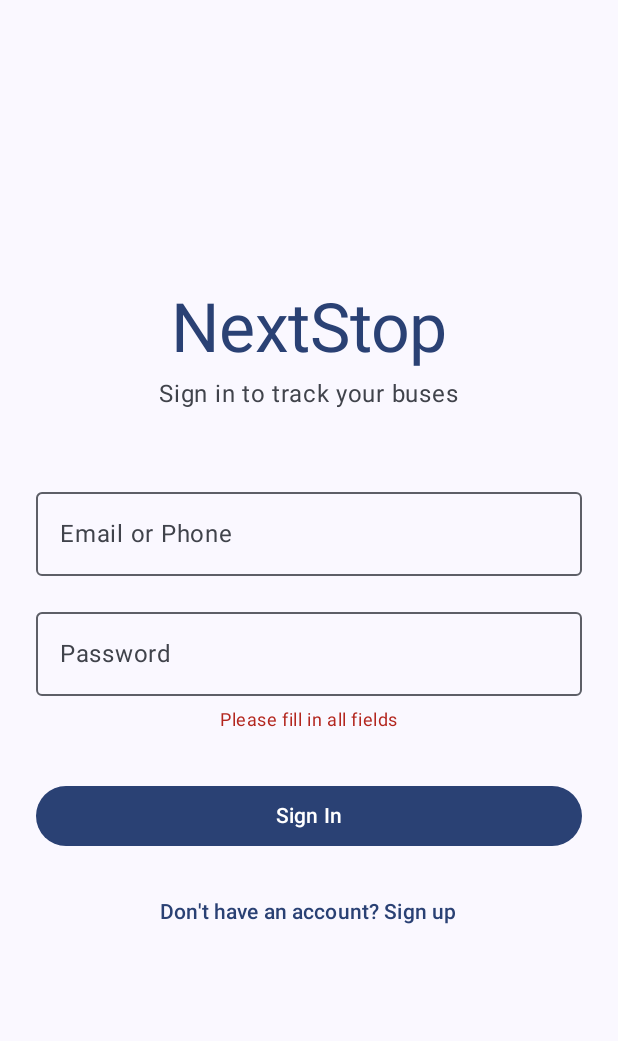
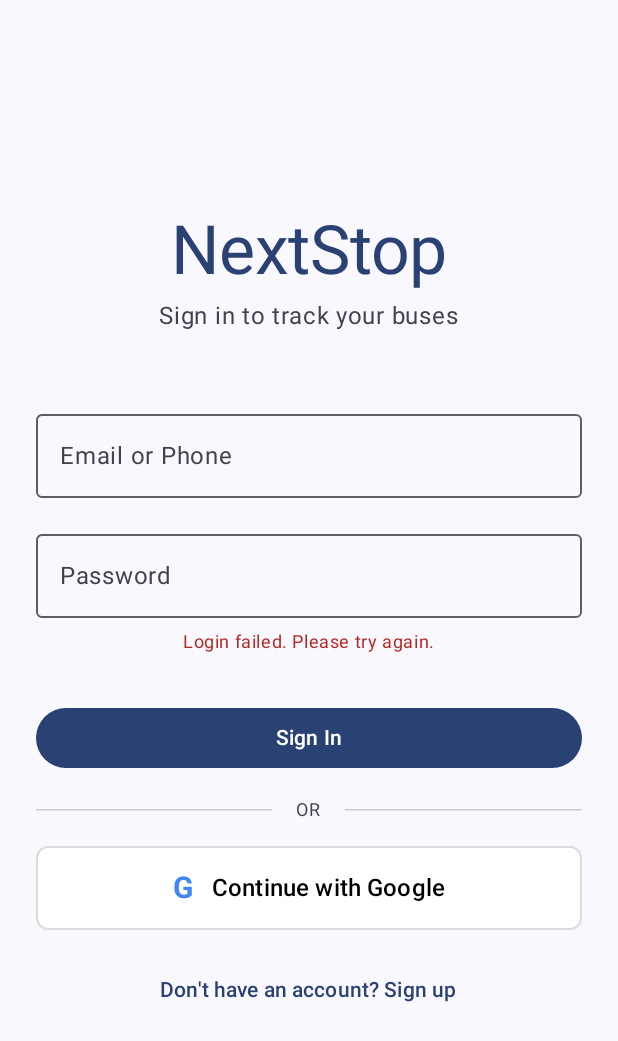
Before and after one commit to Suvadipmandal/userpanelnew, an Android app built with Jetpack Compose: the screen it shows after launch (MainActivity), after a tap on "Sign In", on a phone screen of 412 x 824 dp. Shown: the top 1041 px of the screen. Run offline under Robolectric (Android 15) with nearby library versions, the phone set to English and light mode, and no system bars; our stand-ins replace Firebase (no records; nobody signed in at launch, a user with empty details on screens opened directly); libraries missing offline, so code that uses them is left out: com.mapbox.maps.

Commit message:
feat: Add Google Sign-In authentication integration
- Add Google Play Services Auth dependency (v20.7.0)
- Create GoogleSignInService for handling Google authentication flow
- Extend FirebaseAuthService with Google Sign-In method
- Add GoogleSignInButton UI component with Google branding
- Update LoginScreen with Google Sign-In option and proper flow
- Integrate Google Sign-In with MainViewModel authentication state
- Update google-services.json with OAuth client configuration
- Add comprehensive error handling and logging
- Include setup and debug documentation

Features:
- One-tap Google Sign-In authentication
- Seamless Firebase Auth integration
- Modern UI with Google branding
- Proper error handling and loading states
- Comprehensive logging for debugging

```diff
--- a/app/build.gradle.kts
+++ b/app/build.gradle.kts
@@ -95,8 +95,9 @@ dependencies {
     implementation(libs.androidx.credentials)
     implementation(libs.androidx.credentials.play.services.auth)
     implementation(libs.googleid)
+    implementation(libs.google.signin)
     implementation(libs.firebase.database)
-    implementation(libs.firebase.firestore)
+    implementation(libs.google.firebase.database)
 
     // Testing
     testImplementation(libs.junit)
--- a/app/src/main/java/com/example/userpanelnew/ui/auth/LoginScreen.kt
+++ b/app/src/main/java/com/example/userpanelnew/ui/auth/LoginScreen.kt
@@ -1,15 +1,19 @@
 package com.example.userpanelnew.ui.auth
 
+import androidx.activity.compose.rememberLauncherForActivityResult
+import androidx.activity.result.contract.ActivityResultContracts
 import androidx.compose.foundation.layout.*
 import androidx.compose.foundation.text.KeyboardOptions
 import androidx.compose.material3.*
 import androidx.compose.runtime.*
 import androidx.compose.ui.Alignment
 import androidx.compose.ui.Modifier
+import androidx.compose.ui.platform.LocalContext
 import androidx.compose.ui.text.input.ImeAction
 import androidx.compose.ui.text.input.KeyboardType
 import androidx.compose.ui.text.input.PasswordVisualTransformation
 import androidx.compose.ui.unit.dp
+import com.example.userpanelnew.ui.components.GoogleSignInButton
 import com.example.userpanelnew.viewmodels.MainViewModel
 
 @OptIn(ExperimentalMaterial3Api::class)
@@ -22,7 +26,26 @@ fun LoginScreen(
     var email by remember { mutableStateOf("") }
     var password by remember { mutableStateOf("") }
     var isLoading by remember { mutableStateOf(false) }
+    var isGoogleLoading by remember { mutableStateOf(false) }
     var showError by remember { mutableStateOf(false) }
+
+    val context = LocalContext.current
+
+    // Google Sign-In launcher
+    val googleSignInLauncher = rememberLauncherForActivityResult(
+        contract = ActivityResultContracts.StartActivityForResult()
+    ) { result ->
+        isGoogleLoading = false
+        android.util.Log.d("LoginScreen", "Google Sign-In result: ${result.resultCode}")
+
+        if (result.resultCode == android.app.Activity.RESULT_OK) {
+            android.util.Log.d("LoginScreen", "Google Sign-In result OK, processing...")
+            viewModel.handleGoogleSignInResult(result.data)
+        } else {
+            android.util.Log.e("LoginScreen", "Google Sign-In failed with result code: ${result.resultCode}")
+            showError = true
+        }
+    }
 
     Column(
         modifier = Modifier
@@ -80,7 +103,7 @@ fun LoginScreen(
         if (showError) {
             Spacer(modifier = Modifier.height(8.dp))
             Text(
-                text = "Please fill in all fields",
+                text = "Login failed. Please try again.",
                 color = MaterialTheme.colorScheme.error,
                 style = MaterialTheme.typography.bodySmall
             )
@@ -95,7 +118,7 @@ fun LoginScreen(
                     isLoading = true
                     showError = false
                     if (viewModel.login(email, password)) {
-                        onLoginSuccess()
+                        // Success will be handled by state change
                     } else {
                         showError = true
                         isLoading = false
@@ -119,6 +142,47 @@ fun LoginScreen(
 
         Spacer(modifier = Modifier.height(16.dp))
 
+        // Divider
+        Row(
+            modifier = Modifier.fillMaxWidth(),
+            verticalAlignment = Alignment.CenterVertically
+        ) {
+            HorizontalDivider(
+                modifier = Modifier.weight(1f),
+                color = MaterialTheme.colorScheme.outline.copy(alpha = 0.3f)
+            )
+            Text(
+                text = "OR",
+                modifier = Modifier.padding(horizontal = 16.dp),
+                style = MaterialTheme.typography.bodySmall,
+                color = MaterialTheme.colorScheme.onSurfaceVariant
+            )
+            HorizontalDivider(
+                modifier = Modifier.weight(1f),
+                color = MaterialTheme.colorScheme.outline.copy(alpha = 0.3f)
+            )
+        }
+
+        Spacer(modifier = Modifier.height(16.dp))
+
+        // Google Sign-In Button
+        GoogleSignInButton(
+            onClick = {
+                isGoogleLoading = true
+                showError = false
+                val signInIntent = viewModel.getGoogleSignInIntent()
+                if (signInIntent != null) {
+                    googleSignInLauncher.launch(signInIntent)
+                } else {
+                    isGoogleLoading = false
+                    showError = true
+                }
+            },
+            isLoading = isGoogleLoading
+        )
+
+        Spacer(modifier = Modifier.height(16.dp))
+
         // Register Link
         TextButton(
             onClick = onNavigateToRegister
--- /dev/null
+++ b/app/src/main/java/com/example/userpanelnew/ui/components/GoogleSignInButton.kt
@@ -0,0 +1,67 @@
+package com.example.userpanelnew.ui.components
+
+import androidx.compose.foundation.layout.*
+import androidx.compose.foundation.shape.RoundedCornerShape
+import androidx.compose.material3.*
+import androidx.compose.runtime.*
+import androidx.compose.ui.Alignment
+import androidx.compose.ui.Modifier
+import androidx.compose.ui.graphics.Color
+import androidx.compose.ui.text.font.FontWeight
+import androidx.compose.ui.unit.dp
+import androidx.compose.ui.unit.sp
+
+@Composable
+fun GoogleSignInButton(
+    onClick: () -> Unit,
+    modifier: Modifier = Modifier,
+    isLoading: Boolean = false
+) {
+    Button(
+        onClick = onClick,
+        modifier = modifier
+            .fillMaxWidth()
+            .height(56.dp),
+        enabled = !isLoading,
+        colors = ButtonDefaults.buttonColors(
+            containerColor = Color.White,
+            contentColor = Color.Black
+        ),
+        shape = RoundedCornerShape(8.dp),
+        border = androidx.compose.foundation.BorderStroke(
+            width = 1.dp,
+            color = Color.Gray.copy(alpha = 0.3f)
+        )
+    ) {
+        Row(
+            modifier = Modifier.fillMaxWidth(),
+            horizontalArrangement = Arrangement.Center,
+            verticalAlignment = Alignment.CenterVertically
+        ) {
+            if (isLoading) {
+                CircularProgressIndicator(
+                    modifier = Modifier.size(20.dp),
+                    color = Color.Black,
+                    strokeWidth = 2.dp
+                )
+            } else {
+                // Google "G" icon (simplified)
+                Text(
+                    text = "G",
+                    fontSize = 20.sp,
+                    fontWeight = FontWeight.Bold,
+                    color = Color(0xFF4285F4)
+                )
+
+                Spacer(modifier = Modifier.width(12.dp))
+
+                Text(
+                    text = "Continue with Google",
+                    fontSize = 16.sp,
+                    fontWeight = FontWeight.Medium,
+                    color = Color.Black
+                )
+            }
+        }
+    }
+}
--- a/gradle/libs.versions.toml
+++ b/gradle/libs.versions.toml
@@ -26,8 +26,9 @@ firebase-auth = "24.0.1"
 credentials = "1.5.0"
 credentials-play-services-auth = "1.5.0"
 googleid = "1.1.1"
+google-signin = "20.7.0"
 firebase-database = "20.3.0"
-firebase-firestore = "24.10.0"
+firebase-database-version = "22.0.0"
 
 [libraries]
 androidx-core-ktx = { group = "androidx.core", name = "core-ktx", version.ref = "core-ktx" }
@@ -59,8 +60,9 @@ firebase-auth = { group = "com.google.firebase", name = "firebase-auth", version
 androidx-credentials = { group = "androidx.credentials", name = "credentials", version.ref = "credentials" }
 androidx-credentials-play-services-auth = { group = "androidx.credentials", name = "credentials-play-services-auth", version.ref = "credentials-play-services-auth" }
 googleid = { group = "com.google.android.libraries.identity.googleid", name = "googleid", version.ref = "googleid" }
+google-signin = { group = "com.google.android.gms", name = "play-services-auth", version.ref = "google-signin" }
 firebase-database = { group = "com.google.firebase", name = "firebase-database-ktx", version.ref = "firebase-database" }
-firebase-firestore = { group = "com.google.firebase", name = "firebase-firestore-ktx", version.ref = "firebase-firestore" }
+google-firebase-database = { group = "com.google.firebase", name = "firebase-database", version.ref = "firebase-database-version" }
 
 [plugins]
 android-application = { id = "com.android.application", version.ref = "agp" }
```
Also changed, not shown: app/src/main/java/com/example/userpanelnew/services/FirebaseAuthService.kt (+23 -0 lines), app/src/main/java/com/example/userpanelnew/services/GoogleSignInService.kt (added, +63 -0 lines), app/src/main/java/com/example/userpanelnew/viewmodels/MainViewModel.kt (+59 -0 lines), 3 other files.
